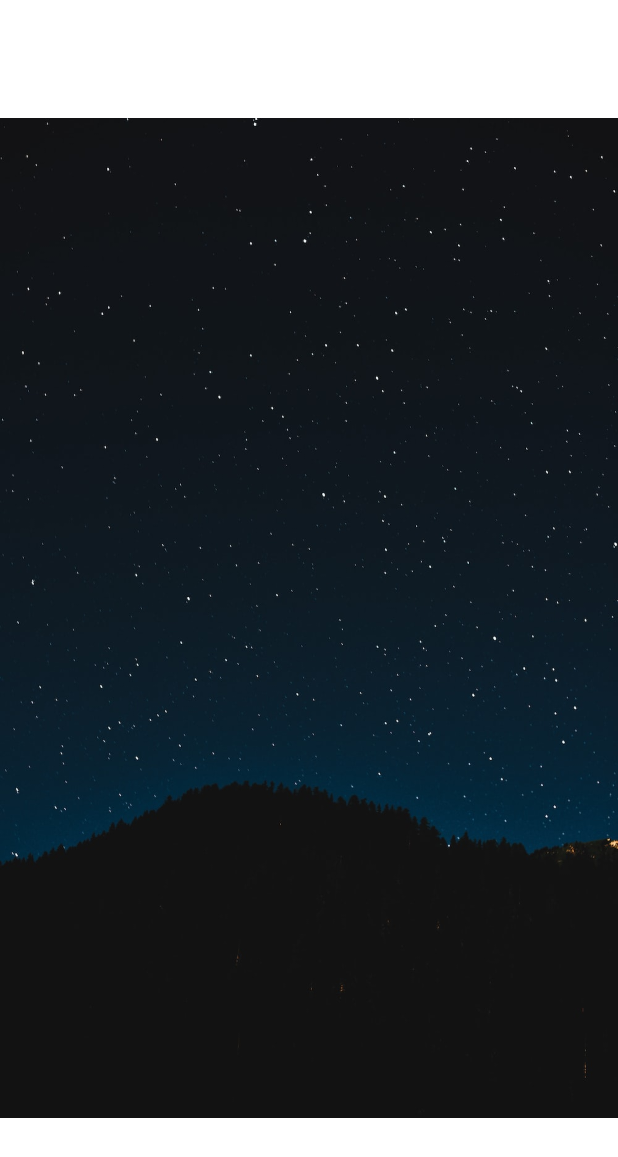
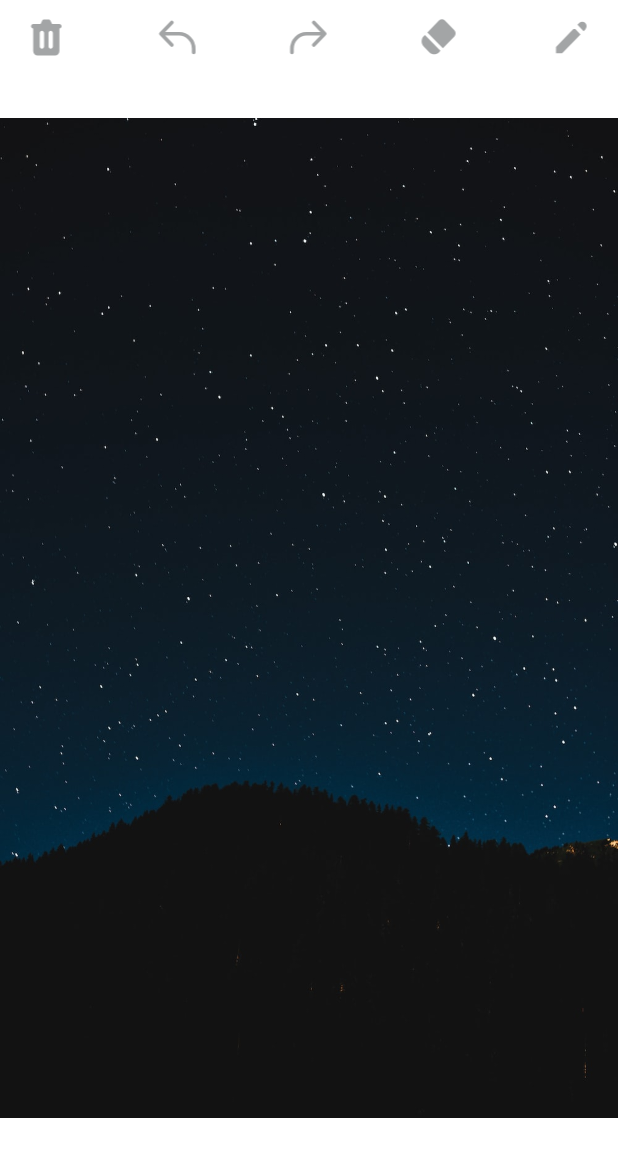
Before and after one commit to jhk-im/DrawingNote, an Android app: the layout activity_main.xml on its own in the app's theme, with its tools: preview values and no code run, on a phone screen of 412 x 824 dp. Shown: the top 1157 px of the screen. Run offline under Robolectric (Android 15) with nearby library versions, the phone set to English and light mode, and no system bars.

Commit message:
feat: drawing controller 생성

```diff
--- a/app/src/main/java/com/jhk/drawingnote/MainActivity.kt
+++ b/app/src/main/java/com/jhk/drawingnote/MainActivity.kt
@@ -16,6 +16,28 @@ class MainActivity : AppCompatActivity() {
 
         binding = ActivityMainBinding.inflate(layoutInflater)
         setContentView(binding.root)
-        binding.isColorTooltip = false
+
+
+        binding.ivDelete.setOnClickListener {
+            binding.drawingView.clear()
+        }
+
+        binding.ivUndo.setOnClickListener {
+            binding.drawingView.undo()
+        }
+
+        binding.ivRedo.setOnClickListener {
+            binding.drawingView.redo()
+        }
+
+        binding.ivErase.setOnClickListener {
+            binding.drawingView.erase()
+        }
+
+        binding.ivPencil.setOnClickListener {
+            binding.drawingView.write(R.color.white)
+        }
+
+
     }
 }
--- /dev/null
+++ b/app/src/main/res/drawable/ic_baseline_delete_24.xml
@@ -0,0 +1,10 @@
+<vector xmlns:android="http://schemas.android.com/apk/res/android"
+    android:width="31dp"
+    android:height="32dp"
+    android:viewportWidth="31"
+    android:viewportHeight="32">
+    <path
+        android:fillColor="#FFA3A5A6"
+        android:fillType="evenOdd"
+        android:pathData="M13.82 3.2c-0.58 0-1.11 0.34-1.37 0.88L11.34 6.4h-5.2C5.3 6.4 4.61 7.12 4.61 8c0 0.88 0.69 1.6 1.53 1.6v16c0 1.77 1.38 3.2 3.08 3.2H21.5c1.7 0 3.08-1.43 3.08-3.2v-16c0.84 0 1.53-0.72 1.53-1.6 0-0.88-0.69-1.6-1.53-1.6h-5.2l-1.11-2.32c-0.26-0.54-0.8-0.88-1.37-0.88h-3.08Zm-3.07 9.6c0-0.88 0.69-1.6 1.54-1.6 0.85 0 1.53 0.72 1.53 1.6v9.6c0 0.88-0.68 1.6-1.53 1.6s-1.54-0.72-1.54-1.6v-9.6Zm7.68-1.6c-0.85 0-1.53 0.72-1.53 1.6v9.6c0 0.88 0.68 1.6 1.53 1.6s1.54-0.72 1.54-1.6v-9.6c0-0.88-0.69-1.6-1.54-1.6Z"/>
+</vector>
--- /dev/null
+++ b/app/src/main/res/drawable/ic_baseline_erase_24.xml
@@ -0,0 +1,10 @@
+<vector xmlns:android="http://schemas.android.com/apk/res/android"
+    android:width="31dp"
+    android:height="32dp"
+    android:viewportWidth="31"
+    android:viewportHeight="32">
+    <path
+        android:fillColor="#FFA3A5A6"
+        android:fillType="evenOdd"
+        android:pathData="M4.35 22.33c-1.9-1.99-1.9-5.22 0-7.2l0.9-0.94L16.11 25.5l-0.9 0.93c-1.9 2-5 2-6.92 0l-3.94-4.1Zm13.5 1.37l8.12-8.46c1.14-1.2 1.14-3.14 0-4.33l-6.7-6.99c-1.16-1.2-3.02-1.2-4.16 0l-8.13 8.46L17.84 23.7Z"/>
+</vector>
--- /dev/null
+++ b/app/src/main/res/drawable/ic_baseline_pencil_24.xml
@@ -0,0 +1,12 @@
+<vector xmlns:android="http://schemas.android.com/apk/res/android"
+    android:width="31dp"
+    android:height="32dp"
+    android:viewportWidth="31"
+    android:viewportHeight="32">
+    <path
+        android:fillColor="#FFA3A5A6"
+        android:pathData="M20.87 5.74c1.2-1.25 3.14-1.25 4.34 0 1.2 1.25 1.2 3.27 0 4.52L24 11.53l-4.34-4.52 1.22-1.27Z"/>
+    <path
+        android:fillColor="#FFA3A5A6"
+        android:pathData="M17.48 9.27L4.6 22.67v4.53h4.34l12.87-13.4-4.34-4.53Z"/>
+</vector>
--- /dev/null
+++ b/app/src/main/res/drawable/ic_baseline_redo_24.xml
@@ -0,0 +1,12 @@
+<vector xmlns:android="http://schemas.android.com/apk/res/android"
+    android:width="31dp"
+    android:height="32dp"
+    android:viewportWidth="31"
+    android:viewportHeight="32">
+    <path
+        android:strokeColor="#FFA3A5A6"
+        android:strokeWidth="2.6"
+        android:strokeLineCap="round"
+        android:strokeLineJoin="round"
+        android:pathData="M26.88 13.33h-12.8C8.42 13.33 3.84 18.11 3.84 24v2.67m23.04-13.34l-7.68 8m7.68-8l-7.68-8"/>
+</vector>
--- /dev/null
+++ b/app/src/main/res/drawable/ic_baseline_undo_24.xml
@@ -0,0 +1,12 @@
+<vector xmlns:android="http://schemas.android.com/apk/res/android"
+    android:width="31dp"
+    android:height="32dp"
+    android:viewportWidth="31"
+    android:viewportHeight="32">
+    <path
+        android:strokeColor="#FFA3A5A6"
+        android:strokeWidth="2.6"
+        android:strokeLineCap="round"
+        android:strokeLineJoin="round"
+        android:pathData="M3.84 13.33h12.8c5.66 0 10.24 4.78 10.24 10.67v2.67M3.84 13.33l7.68 8m-7.68-8l7.68-8"/>
+</vector>
--- a/app/src/main/res/layout/activity_main.xml
+++ b/app/src/main/res/layout/activity_main.xml
@@ -8,8 +8,8 @@
         <import type="android.view.View" />
 
         <variable
-            name="isColorTooltip"
-            type="boolean" />
+            name="status"
+            type="int" />
     </data>
 
     <androidx.constraintlayout.widget.ConstraintLayout
@@ -18,13 +18,85 @@
         tools:context=".MainActivity">
 
         <ImageView
+            android:id="@+id/imageView"
             android:layout_width="match_parent"
             android:layout_height="match_parent"
-            android:src="@drawable/background"/>
+            android:src="@drawable/background" />
 
         <com.jhk.DrawingView
             android:id="@+id/drawingView"
             android:layout_width="match_parent"
             android:layout_height="match_parent" />
+
+        <LinearLayout
+            android:layout_width="match_parent"
+            android:layout_height="50dp"
+            android:paddingHorizontal="16dp"
+            android:orientation="horizontal"
+            android:background="@color/white"
+            app:layout_constraintEnd_toEndOf="parent"
+            app:layout_constraintStart_toStartOf="parent"
+            app:layout_constraintTop_toTopOf="parent">
+
+            <ImageView
+                android:id="@+id/ivDelete"
+                android:layout_width="30dp"
+                android:layout_height="30dp"
+                android:layout_gravity="center"
+                android:src="@drawable/ic_baseline_delete_24"
+                tools:ignore="ContentDescription" />
+
+            <View
+                android:layout_width="0dp"
+                android:layout_height="wrap_content"
+                android:layout_weight="1" />
+
+            <ImageView
+                android:id="@+id/ivUndo"
+                android:layout_width="30dp"
+                android:layout_height="30dp"
+                android:layout_gravity="center"
+                android:src="@drawable/ic_baseline_undo_24"
+                tools:ignore="ContentDescription" />
+
+            <View
+                android:layout_width="0dp"
+                android:layout_height="wrap_content"
+                android:layout_weight="1" />
+
+            <ImageView
+                android:id="@+id/ivRedo"
+                android:layout_width="30dp"
+                android:layout_height="30dp"
+                android:layout_gravity="center"
+                android:src="@drawable/ic_baseline_redo_24"
+                tools:ignore="ContentDescription" />
+
+            <View
+                android:layout_width="0dp"
+                android:layout_height="wrap_content"
+                android:layout_weight="1" />
+
+            <ImageView
+                android:id="@+id/ivErase"
+                android:layout_width="30dp"
+                android:layout_height="30dp"
+                android:layout_gravity="center"
+                android:src="@drawable/ic_baseline_erase_24"
+                tools:ignore="ContentDescription" />
+
+            <View
+                android:layout_width="0dp"
+                android:layout_height="wrap_content"
+                android:layout_weight="1" />
+
+            <ImageView
+                android:id="@+id/ivPencil"
+                android:layout_width="30dp"
+                android:layout_height="30dp"
+                android:layout_gravity="center"
+                android:src="@drawable/ic_baseline_pencil_24"
+                tools:ignore="ContentDescription" />
+        </LinearLayout>
     </androidx.constraintlayout.widget.ConstraintLayout>
 </layout>
```
